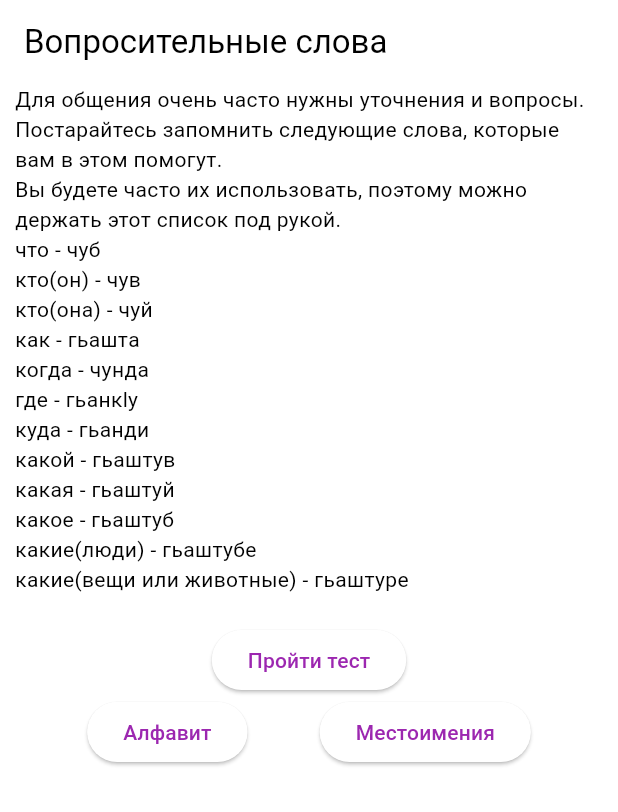
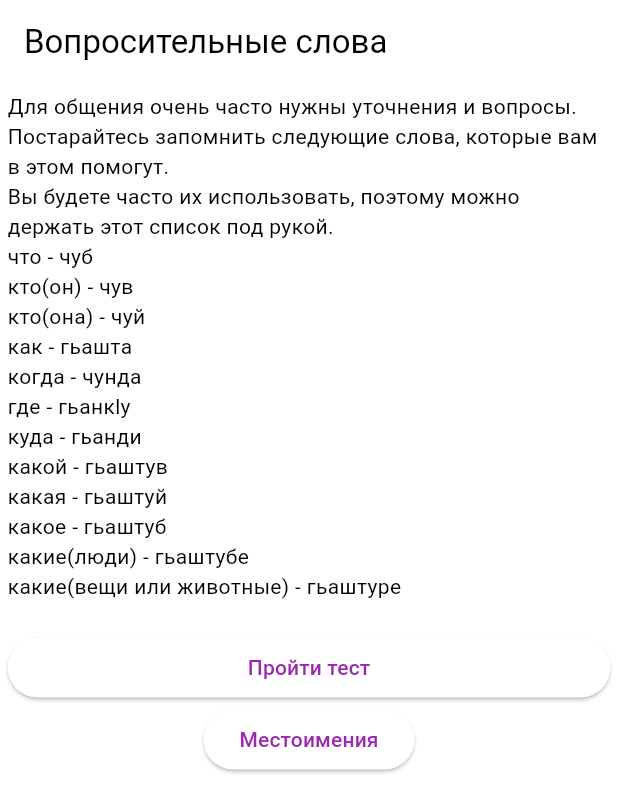
Before and after one commit to TemirkhanN/tukita-learner, a Flutter app: the Alphabet widget shown alone on an empty page, opened directly, after a tap on "Вопросительные слова", on a phone screen of 412 x 824 dp. Shown: the top 812 px of the screen. Run offline on Flutter 3.47's test engine with Material 3 defaults, Android fonts, the light colour scheme and no system bars; our stand-ins replace go_router; network calls fail.

Commit message:
Adjusting template

```diff
--- a/lib/main.dart
+++ b/lib/main.dart
@@ -18,7 +18,7 @@ class MyApp extends StatelessWidget {
       theme: ThemeData(
           useMaterial3: true,
           colorScheme: ColorScheme.fromSwatch(primarySwatch: Colors.purple),
-          textTheme: TextTheme(
+          textTheme: const TextTheme(
             bodySmall: TextStyle(fontSize: 12),
             bodyMedium: TextStyle(fontSize: 14),
             bodyLarge: TextStyle(fontSize: 16),
--- a/lib/screen/chapter.dart
+++ b/lib/screen/chapter.dart
@@ -42,18 +42,23 @@ class TableOfContents {
     if (chapterId == Pronouns.reference.id) {
       return const Pronouns();
     }
+
     if (chapterId == BasicSentences.reference.id) {
       return const BasicSentences();
     }
+
     if (chapterId == PopularWords.reference.id) {
       return const PopularWords();
     }
+
     if (chapterId == HowtoUseWhoAndWhat.reference.id) {
       return const HowtoUseWhoAndWhat();
     }
+
     if (chapterId == HowtoUseWhere.reference.id) {
       return const HowtoUseWhere();
     }
+
     if (chapterId == HowtoUseWhereto.reference.id) {
       return const HowtoUseWhereto();
     }
--- a/lib/screen/chapter/alphabet.dart
+++ b/lib/screen/chapter/alphabet.dart
@@ -14,8 +14,8 @@ class Alphabet extends StatelessWidget {
   Widget build(BuildContext context) {
     return ChapterTemplate(
         reference.description,
-        const Column(
-          children: [
+        ListView(
+          children: const [
             Column(children: [
               Text(
                 "В тукитинском языке присутствуют все буквы русского алфавита, плюс особенные комбинации."
--- a/lib/screen/chapter/question_words.dart
+++ b/lib/screen/chapter/question_words.dart
@@ -1,6 +1,5 @@
 import 'package:flutter/material.dart';
 import 'package:tukita_learner/screen/chapter.dart';
-import 'package:tukita_learner/screen/chapter/alphabet.dart';
 import 'package:tukita_learner/screen/chapter/pronouns.dart';
 import 'package:tukita_learner/vocabulary/vocabulary.dart';
 import 'package:tukita_learner/widget/chapter_navigation.dart';
@@ -8,7 +7,8 @@ import 'package:tukita_learner/widget/chapter_template.dart';
 import 'package:tukita_learner/widget/test.dart';
 
 class QuestionWords extends StatelessWidget {
-  static const ChapterRef reference = ChapterRef("question-words", "Вопросительные слова");
+  static const ChapterRef reference =
+      ChapterRef("question-words", "Вопросительные слова");
 
   static const List<Word> _dictionary = [
     Word('что', 'чуб', ''),
@@ -31,8 +31,9 @@ class QuestionWords extends StatelessWidget {
   Widget build(BuildContext context) {
     return ChapterTemplate(
         reference.description,
-        Column(children: [
-          const Text("Для общения очень часто нужны уточнения и вопросы. Постарайтесь запомнить следующие слова, которые вам в этом помогут.\n"
+        ListView(children: [
+          const Text(
+              "Для общения очень часто нужны уточнения и вопросы. Постарайтесь запомнить следующие слова, которые вам в этом помогут.\n"
               "Вы будете часто их использовать, поэтому можно держать этот список под рукой.\n"
               "что - чуб\n"
               "кто(он) - чув\n"
@@ -50,7 +51,6 @@ class QuestionWords extends StatelessWidget {
           const Row(
             mainAxisAlignment: MainAxisAlignment.spaceEvenly,
             children: [
-              ChapterNavigationButton(Alphabet.reference),
               ChapterNavigationButton(Pronouns.reference),
             ],
           ),
--- a/lib/screen/system.dart
+++ b/lib/screen/system.dart
@@ -1,4 +1,5 @@
 import 'package:flutter/material.dart';
+import 'package:tukita_learner/widget/template.dart';
 
 class SystemMessage extends StatelessWidget {
   final String message;
@@ -10,7 +11,7 @@ class SystemMessage extends StatelessWidget {
   Widget build(BuildContext context) {
     return Scaffold(
       appBar: AppBar(title: Text(message)),
-      body: Text(details),
+      body: MobileTemplate(body: Text(details)),
     );
   }
 }
--- a/lib/widget/chapter_template.dart
+++ b/lib/widget/chapter_template.dart
@@ -1,4 +1,5 @@
 import 'package:flutter/material.dart';
+import 'package:tukita_learner/widget/template.dart';
 
 class ChapterTemplate extends StatelessWidget {
   final String name;
@@ -10,10 +11,8 @@ class ChapterTemplate extends StatelessWidget {
   Widget build(BuildContext context) {
     return Scaffold(
         appBar: AppBar(title: Text(name)),
-        body: SingleChildScrollView(
-            child: Padding(
-          padding: const EdgeInsets.only(left: 10, right: 10, bottom: 20),
-          child: content,
-        )));
+        body: MobileTemplate(
+          body: content,
+        ));
   }
 }
--- /dev/null
+++ b/lib/widget/template.dart
@@ -0,0 +1,23 @@
+import 'package:flutter/cupertino.dart';
+
+class MobileTemplate extends StatelessWidget {
+  static const double maxWidth = 800;
+  final Widget body;
+
+  const MobileTemplate({required this.body});
+
+  @override
+  Widget build(BuildContext context) {
+    return LayoutBuilder(builder: (context, constraints) {
+      var width =
+          constraints.maxWidth > maxWidth ? maxWidth : constraints.maxWidth;
+
+      return Center(
+          child: Container(
+              width: width,
+              alignment: Alignment.center,
+              padding: const EdgeInsets.all(5),
+              child: body));
+    });
+  }
+}
```
Also changed, not shown: lib/screen/chapter/basic_sentences.dart (+5 -3 lines), lib/screen/chapter/howto_use_who_and_what.dart (+13 -9 lines), lib/screen/chapter/popular_words.dart (+17 -6 lines), lib/screen/chapter/pronouns.dart (+21 -10 lines), lib/screen/home.dart (+7 -10 lines).
